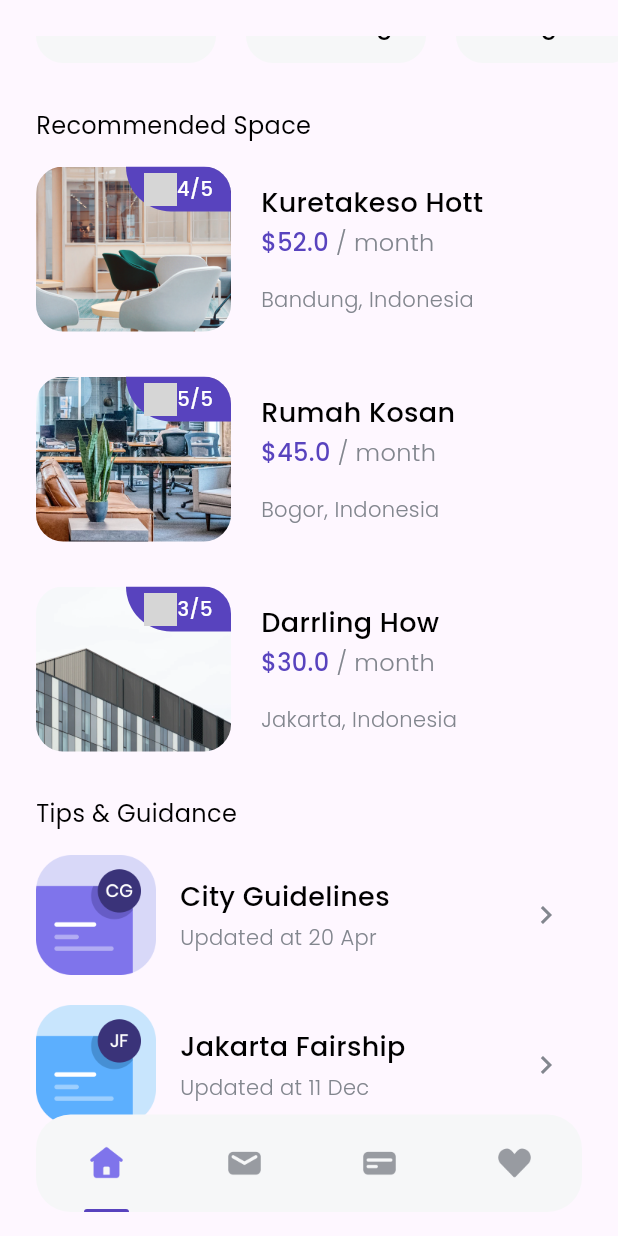
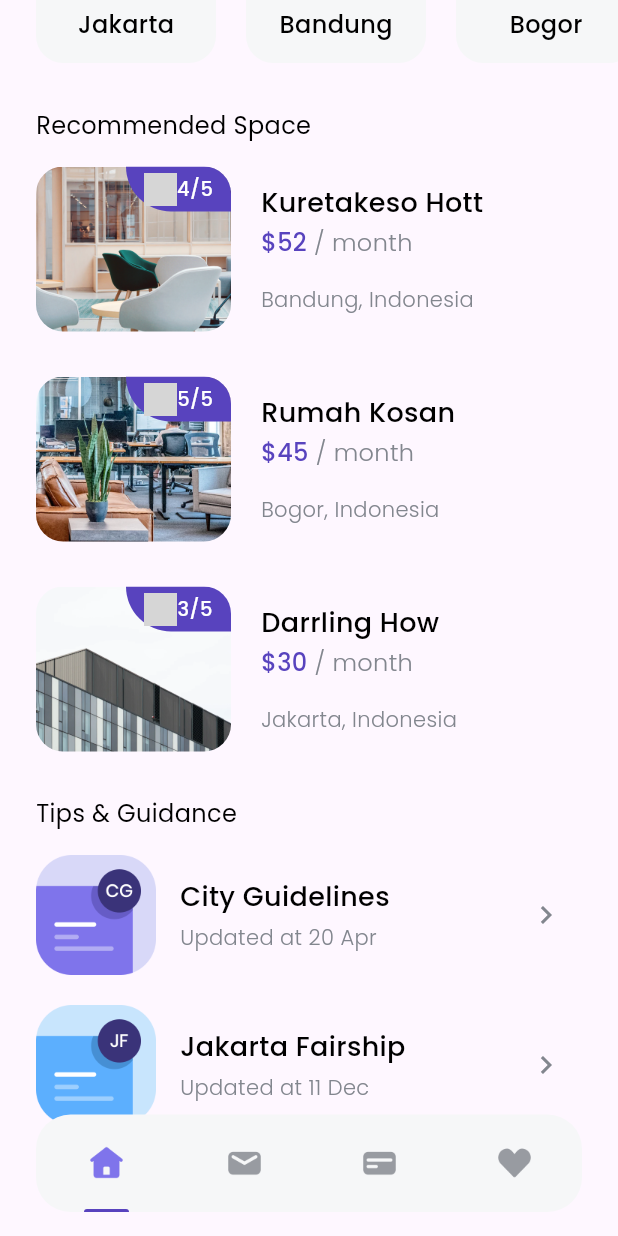
Before and after one commit to ridwanpr/cozy, a Flutter app: the HomePage screen opened directly, scrolled down 260 dp, on a phone screen of 412 x 824 dp. Run offline on Flutter 3.47's test engine with Material 3 defaults, Android fonts, the phone set to English and light mode, and no system bars; our stand-ins replace google_fonts; grey boxes are pictures that could not be loaded.

Commit message:
fix homepage spacing

```diff
--- a/lib/model/space.dart
+++ b/lib/model/space.dart
@@ -2,7 +2,7 @@ class Space {
   int id;
   String name;
   String imageUrl;
-  double price;
+  int price;
   String city;
   String country;
   int rating;
--- a/lib/pages/home_page.dart
+++ b/lib/pages/home_page.dart
@@ -19,11 +19,12 @@ class HomePage extends StatelessWidget {
         child: Column(
           children: [
             Expanded(
-              child: Padding(
-                padding: EdgeInsets.symmetric(vertical: edge),
               child: ListView(
                 // NOTE: TITLE/HEADER
                 children: [
+                  SizedBox(
+                    height: edge,
+                  ),
                   Padding(
                     padding: EdgeInsets.only(left: edge),
                     child: Text(
@@ -199,11 +200,10 @@ class HomePage extends StatelessWidget {
                       ],
                     ),
                   ),
-                    const SizedBox(
-                      height: 50,
+                  SizedBox(
+                    height: 70 + edge,
                   ),
                 ],
-                ),
               ),
             ),
           ],
```
Lines whose indentation alone changed are shown as unchanged.
